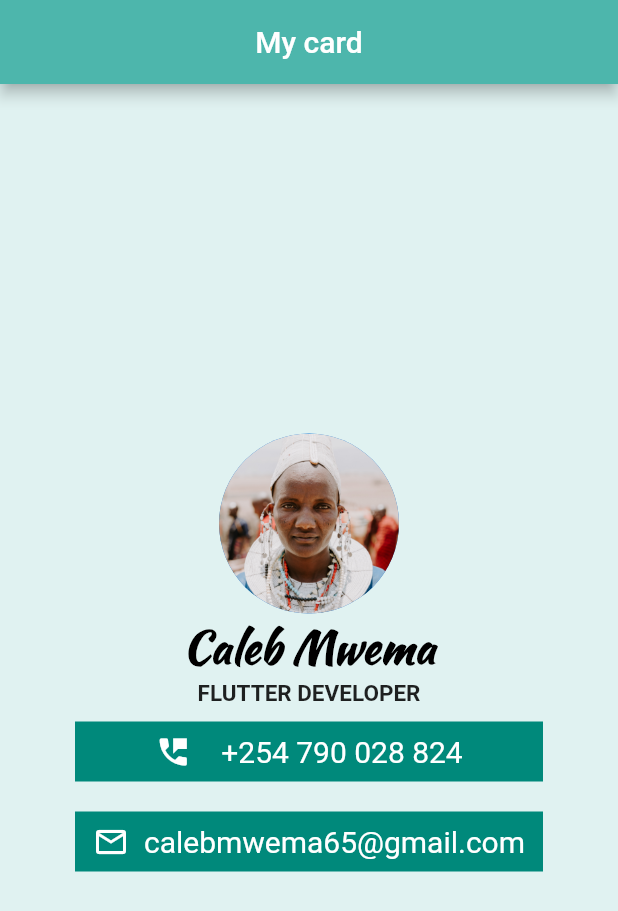
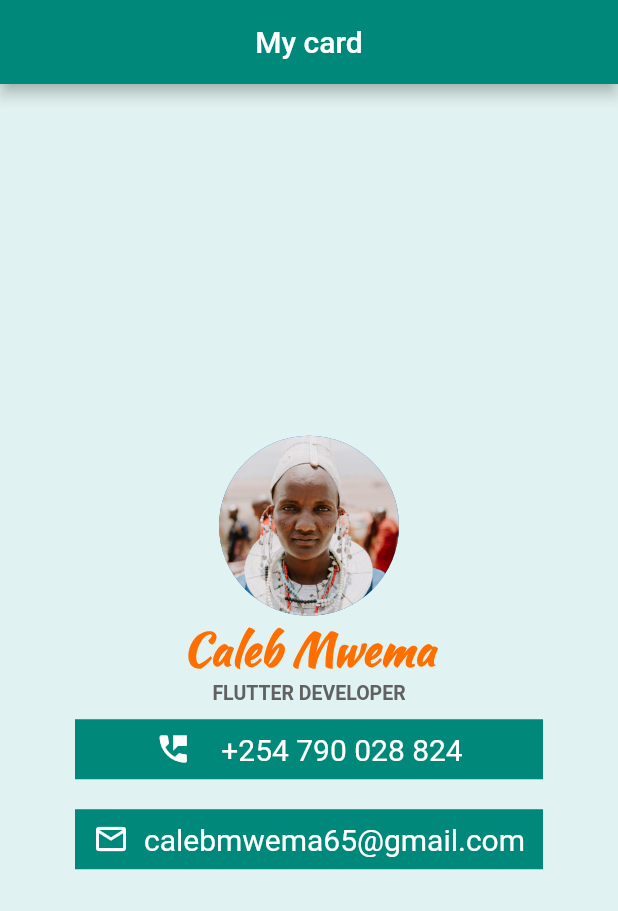
Before and after one commit to cmwema/micard, a Flutter app: the screen it shows after launch, on a phone screen of 412 x 824 dp. Shown: the top 911 px of the screen. Run offline on Flutter 3.47's test engine with Material 2 defaults, Android fonts, the phone set to English and light mode, and no system bars; Roboto replaces fonts that are missing (Source Sans Pro).

Commit message:
fixed color

```diff
--- a/lib/main.dart
+++ b/lib/main.dart
@@ -15,7 +15,7 @@ class MyApp extends StatelessWidget {
       debugShowCheckedModeBanner: false,
       home: Scaffold(
         appBar: AppBar(
-          backgroundColor: Colors.teal.shade300,
+          backgroundColor: Colors.teal.shade600,
           title: const Center(
             child: Text('My card'),
           ),
@@ -29,21 +29,21 @@ class MyApp extends StatelessWidget {
                 radius: 60.0,
                 foregroundImage: AssetImage('images/profile.jpg'),
               ),
-              const Text(
+              Text(
                 'Caleb Mwema',
                 style: TextStyle(
-                  color: Colors.black,
+                  color: Colors.amber.shade900,
                   fontSize: 30.0,
                   fontFamily: 'KaushanScript',
                   fontWeight: FontWeight.bold,
                 ),
               ),
-              const Text(
+              Text(
                 'FLUTTER DEVELOPER',
                 style: TextStyle(
-                  color: Colors.black87,
+                  color: Colors.grey.shade700,
                   fontFamily: 'Source Sans Pro',
-                  fontSize: 15.0,
+                  fontSize: 13.0,
                   fontWeight: FontWeight.bold,
                 ),
               ),
```
